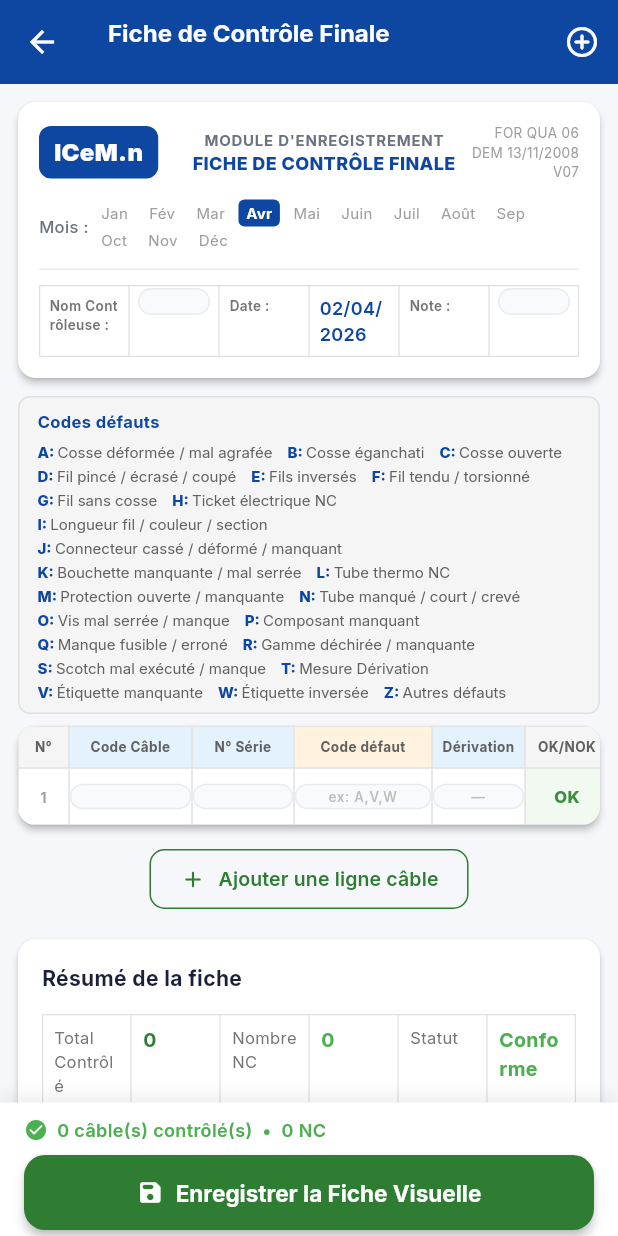
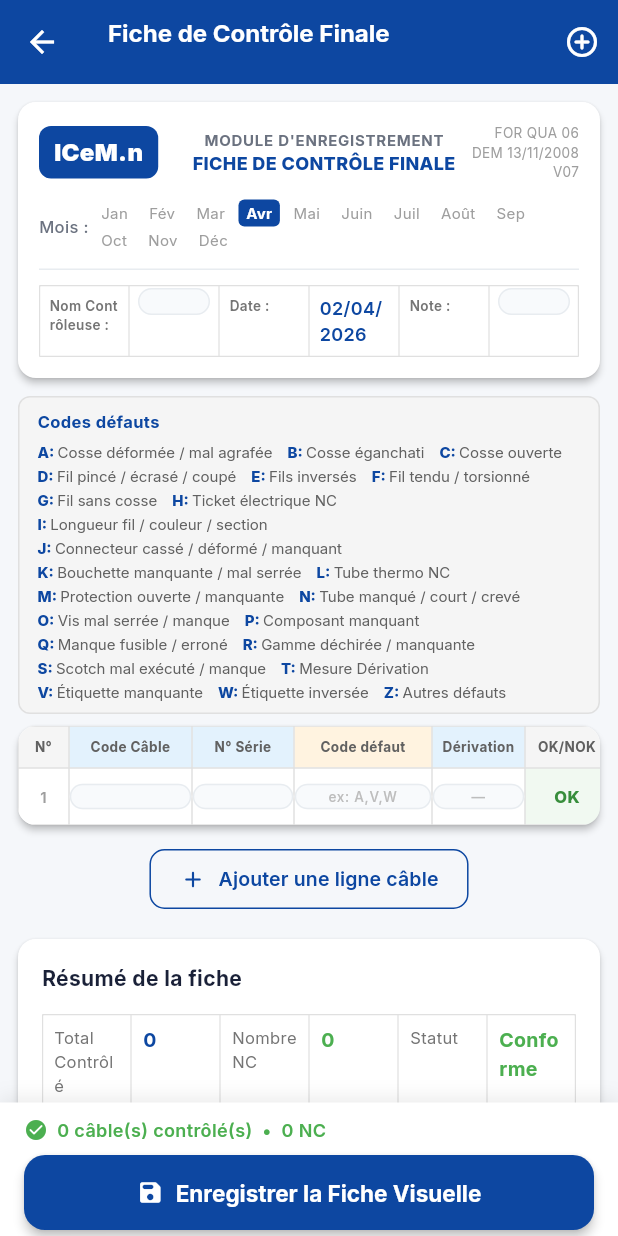
Before and after one commit to riheme12/projet-pfe-ICEM, a Flutter app: the ChecklistPage screen opened directly, on a phone screen of 412 x 824 dp. Run offline on Flutter 3.47's test engine with Material 3 defaults, Android fonts, the phone set to English and light mode, and no system bars; our stand-ins replace camera, cloud_firestore, firebase_auth, firebase_core, google_fonts, pdf and 2 more; missing offline and left inert: mobile_scanner; accounts and stored records are empty.

Commit message:
check visuel

```diff
--- a/lib/screens/checklist_page.dart
+++ b/lib/screens/checklist_page.dart
@@ -525,8 +525,8 @@ class _ChecklistPageState extends State<ChecklistPage> {
           label: Text('Ajouter une ligne câble',
               style: GoogleFonts.inter(fontWeight: FontWeight.w600, fontSize: 13)),
           style: OutlinedButton.styleFrom(
-            foregroundColor: const Color(0xFF2E7D32),
-            side: const BorderSide(color: Color(0xFF2E7D32)),
+            foregroundColor: const Color(0xFF0D47A1),
+            side: const BorderSide(color: Color(0xFF0D47A1)),
             shape: RoundedRectangleBorder(borderRadius: BorderRadius.circular(10)),
             padding: const EdgeInsets.symmetric(horizontal: 20, vertical: 10),
           ),
@@ -550,7 +550,7 @@ class _ChecklistPageState extends State<ChecklistPage> {
                 children: [
                   TableRow(children: [
                     _sLabel('Total Contrôlé'),
-                    _sValue('$_totalControlled', const Color(0xFF2E7D32)),
+                    _sValue('$_totalControlled', const Color(0xFF0D47A1)),
                     _sLabel('Nombre NC'),
                     _sValue('$_nombreNC', _nombreNC > 0 ? Colors.red : Colors.green),
                     _sLabel('Statut'),
@@ -627,7 +627,7 @@ class _ChecklistPageState extends State<ChecklistPage> {
                     style: GoogleFonts.inter(fontSize: 15, fontWeight: FontWeight.w700),
                   ),
                   style: ElevatedButton.styleFrom(
-                    backgroundColor: const Color(0xFF2E7D32),
+                    backgroundColor: const Color(0xFF0D47A1),
                     foregroundColor: Colors.white,
                     disabledBackgroundColor: Colors.grey.shade300,
                     padding: const EdgeInsets.symmetric(vertical: 16),
```
